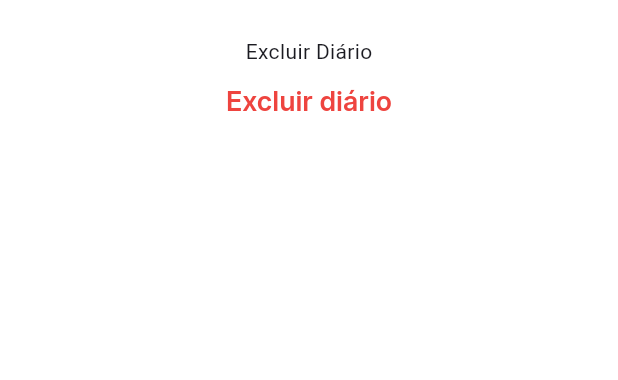
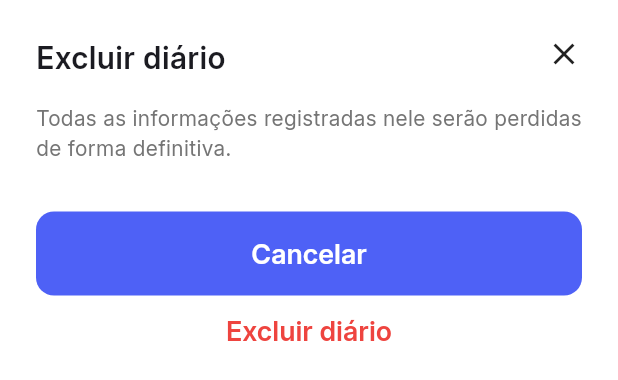
Before and after one commit to FelipeDNL/rumo, a Flutter app: the DeleteDiaryBottomSheet widget shown alone on an empty page, opened directly with empty values, on a phone screen of 412 x 824 dp. Shown: the top 380 px of the screen. Run offline on Flutter 3.47's test engine with Material 3 defaults, Android fonts, the phone set to English and light mode, and no system bars; our stand-ins replace cloud_firestore, dio, firebase_auth, firebase_core, flutter_dotenv, flutter_map and 6 more; accounts and stored records are empty; generated files the repository leaves out were written again.

Commit message:
Bottom sheet de exclusão de diário construído.

```diff
--- a/lib/features/diary/screens/user_diaries_list_view/widgets/delete_diary_bottom_sheet.dart
+++ b/lib/features/diary/screens/user_diaries_list_view/widgets/delete_diary_bottom_sheet.dart
@@ -43,7 +43,51 @@ class DeleteDiaryBottomSheet extends ConsumerWidget {
         child: Column(
           mainAxisSize: MainAxisSize.min,
           children: [
-            Text('Excluir Diário'),
+            Row(
+              crossAxisAlignment: CrossAxisAlignment.start,
+              mainAxisAlignment: MainAxisAlignment.spaceBetween,
+              children: [
+                Expanded(
+                  child: Text(
+                    'Excluir diário',
+                    style: TextStyle(
+                      fontFamily: 'Inter',
+                      fontWeight: FontWeight.w600,
+                      fontSize: 20,
+                    ),
+                  ),
+                ),
+                GestureDetector(
+                  onTap: () {
+                    Navigator.of(context).pop();
+                  },
+                  child: Padding(
+                    padding: const EdgeInsets.only(left: 10),
+                    child: Icon(Icons.close),
+                  ),
+                ),
+              ],
+            ),
+            SizedBox(height: 16,),
+            Text(
+              'Todas as informações registradas nele serão perdidas de forma definitiva.',
+              style: TextStyle(
+                fontFamily: 'Inter',
+                fontSize: 14,
+                fontWeight: FontWeight.normal,
+                color: Color(0xFF757575),
+              ),
+            ),
+            const SizedBox(height: 32),
+            FilledButton(
+              onPressed: () {
+                Navigator.of(context).pop();
+              },
+              style: FilledButton.styleFrom(
+                minimumSize: Size(double.infinity, 48),
+              ),
+              child: Text("Cancelar"),
+            ),
             TextButton(
               style: TextButton.styleFrom(
                 foregroundColor: Color(0xFFEE443F),
```
